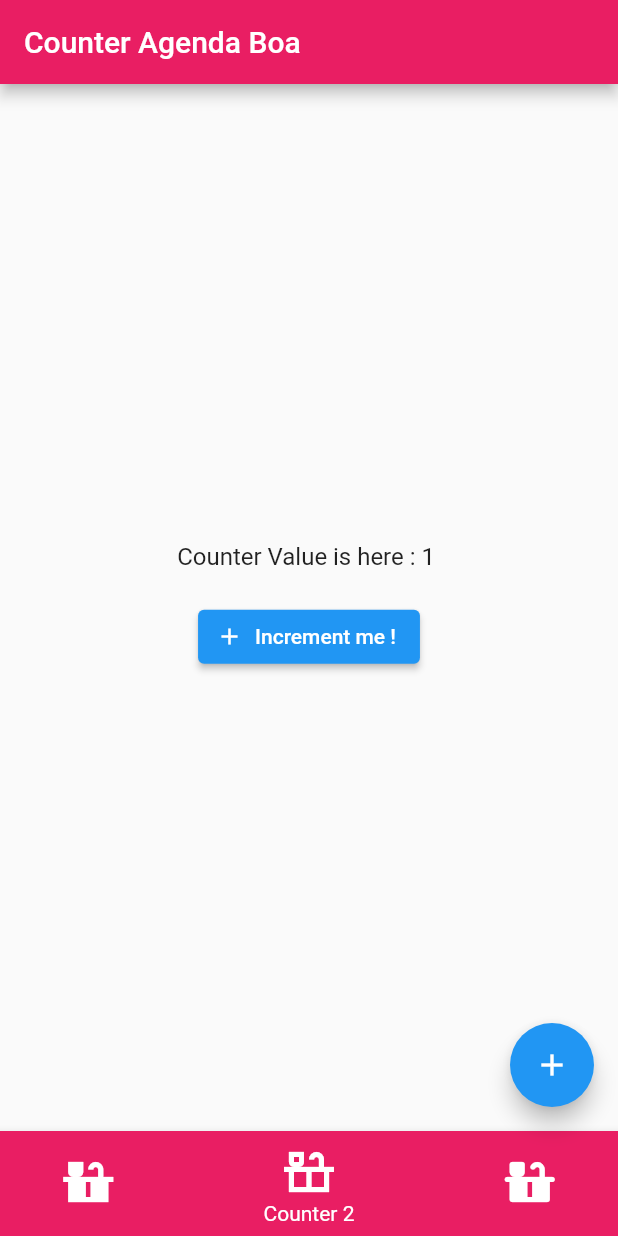
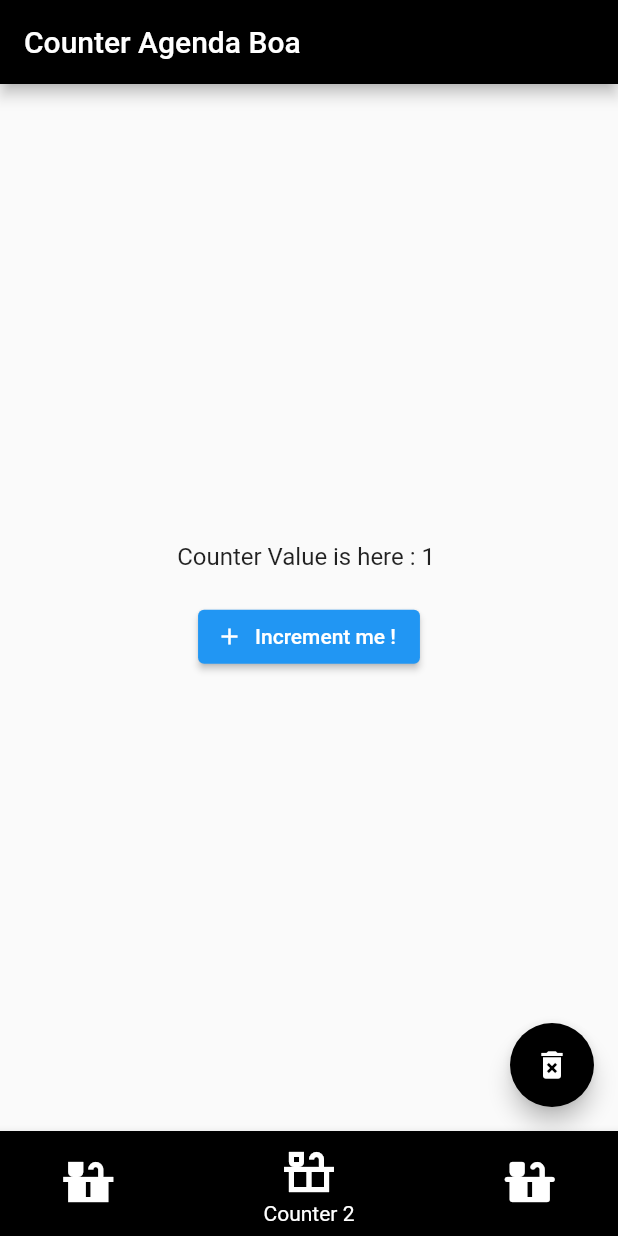
Before and after one commit to bthakur2021/CounterAgendaBoa, a Flutter app: the screen it shows after launch, item 2 of the bottom bar chosen, after a tap on "Increment me !", on a phone screen of 412 x 824 dp. Run offline on Flutter 3.47's test engine with Material 2 defaults, Android fonts, the phone set to English and light mode, and no system bars; our stand-ins replace cloud_firestore, firebase_core, flutter_hooks, hooks_riverpod; accounts and stored records are empty.

Commit message:
Commit in Added Screens.

```diff
--- a/lib/CounterOneScreen.dart
+++ /dev/null
@@ -1,38 +0,0 @@
-import 'package:cloud_firestore/cloud_firestore.dart';
-import 'package:counter_agenda_boa/FirebaseServices/firebase.dart';
-import 'package:counter_agenda_boa/Provider/counterProviderOne.dart';
-import 'package:counter_agenda_boa/main.dart';
-import 'package:flutter/material.dart';
-import 'package:flutter_hooks/flutter_hooks.dart';
-import 'package:hooks_riverpod/hooks_riverpod.dart';
-
-class CounterOneScreen extends HookWidget {
-
-  @override
-  Widget build(BuildContext context) {
-    final counterModel = useProvider(provider);
-    int counterValue = counterModel.count;
-    return Center(
-
-      child: Column(
-        mainAxisAlignment: MainAxisAlignment.center,
-        children: [
-          Text("Counter Value is here : $counterValue ",style: TextStyle(fontSize: 16),),
-          Text("Firebase Counter Value is here : ${FirebaseServices.updatedValue} ",style: TextStyle(fontSize: 16),),
-
-          const SizedBox(height: 20.0),
-          ElevatedButton.icon(
-            onPressed: () {
-              context.read(provider.notifier).increment();
-              FirebaseServices.updateCounter1(counterValue+1);
-              FirebaseServices.getData();
-              // Respond to button press
-            },
-            icon: const Icon(Icons.add, size: 18),
-            label: const Text("Increment me !"),
-          )
-        ],
-      ),
-    );
-  }
-}
--- /dev/null
+++ b/lib/counter_one_screen.dart
@@ -0,0 +1,107 @@
+import 'package:counter_agenda_boa/FirebaseServices/firebase.dart';
+import 'package:counter_agenda_boa/main.dart';
+import 'package:flutter/material.dart';
+import 'package:flutter_hooks/flutter_hooks.dart';
+import 'package:hooks_riverpod/hooks_riverpod.dart';
+
+class CounterOneScreen extends StatefulHookWidget {
+  const CounterOneScreen({Key? key}) : super(key: key);
+
+  @override
+  _CounterOneScreenState createState() => _CounterOneScreenState();
+}
+
+class _CounterOneScreenState extends State<CounterOneScreen> {
+
+  @override
+  void initState() {
+    // TODO: implement initState
+    super.initState();
+    FirebaseServices.getData();
+  }
+
+  @override
+  Widget build(BuildContext context) {
+    final counterModel = useProvider(provider);
+    int counterValue = counterModel.count;
+    return Center(
+      child: Padding(
+        padding: const EdgeInsets.all(20.0),
+        child: Column(
+          mainAxisAlignment: MainAxisAlignment.center,
+          children: [
+            Row(
+              mainAxisAlignment: MainAxisAlignment.spaceBetween,
+              children: [
+                Column(
+                  children: [
+                    Container(
+                      height: 100.0,
+                      width: 100.0,
+                      decoration: BoxDecoration(
+                        color: Colors.black,
+                        borderRadius: BorderRadius.circular(200.0),
+                      ),
+                      child: Center(
+                        child: Text(
+                          '$counterValue',
+                          style: const TextStyle(fontSize: 80,color: Colors.white),
+                        ),
+                      ),
+                    ),
+                    const SizedBox(
+                      height: 10.0,
+                    ),
+                    const Text(
+                      "Counter Value is here",
+                      style: TextStyle(fontSize: 16),
+                    ),
+                  ],
+                ),
+                Column(
+                  children: [
+                    Container(
+                      height: 100.0,
+                      width: 100.0,
+                      decoration: BoxDecoration(
+                        color: Colors.black,
+                        borderRadius: BorderRadius.circular(200.0),
+                      ),
+                      child: Center(
+                        child: Text(
+                          "${FirebaseServices.updatedValue}",
+                          style: const TextStyle(fontSize: 80,color: Colors.white),
+                        ),
+                      ),
+                    ),
+                    const SizedBox(
+                      height: 10.0,
+                    ),
+                    const Text(
+                      "Firebase Counter Value is here",
+                      style: TextStyle(fontSize: 16),
+                    ),
+                  ],
+                ),
+              ],
+            ),
+            //    Text("Counter Value is here : $counterValue ",style: const TextStyle(fontSize: 16),),
+            //  Text("Firebase Counter Value is here : ${FirebaseServices.updatedValue} ",style: const TextStyle(fontSize: 16),),
+
+            const SizedBox(height: 20.0),
+            ElevatedButton.icon(
+              onPressed: () {
+                context.read(provider.notifier).increment();
+                FirebaseServices.updateCounter1(counterValue + 1);
+                FirebaseServices.getData();
+                // Respond to button press
+              },
+              icon: const Icon(Icons.add, size: 18),
+              label: const Text("Increment me !"),
+            )
+          ],
+        ),
+      ),
+    );
+  }
+}
--- a/lib/CounterTwoScreen.dart
+++ b/lib/counter_three_screen.dart
@@ -4,27 +4,38 @@ import 'package:flutter/material.dart';
 import 'package:flutter_hooks/flutter_hooks.dart';
 import 'package:hooks_riverpod/hooks_riverpod.dart';
 
-class CounterTwoScreen extends HookWidget {
-  @protected
-  @mustCallSuper
+class CounterThreeScreen extends StatefulHookWidget
+{
+  const CounterThreeScreen({Key? key}) : super(key: key);
+
+
+  @override
+  _CounterThreeScreenState createState() => _CounterThreeScreenState();
+}
+
+class _CounterThreeScreenState extends State<CounterThreeScreen> {
+  @override
   void initState() {
-
+    // TODO: implement initState
+    super.initState();
+    FirebaseServices.getData();
   }
   @override
   Widget build(BuildContext context) {
-    final counterModel = useProvider(provider2);
+    final counterModel = useProvider(provider3);
     int counterValue = counterModel.count;
     return Center(
 
       child: Column(
         mainAxisAlignment: MainAxisAlignment.center,
         children: [
-          Text("Counter Value is here : $counterValue ",style: TextStyle(fontSize: 16),),
+          Text("Counter Value is here : $counterValue ",
+            style: const TextStyle(fontSize: 16),),
           const SizedBox(height: 20.0),
           ElevatedButton.icon(
             onPressed: () {
-              context.read(provider2.notifier).increment();
-              FirebaseServices.updateCounter2(counterValue+1);
+              context.read(provider3.notifier).increment();
+              FirebaseServices.updateCounter3(counterValue+1);
               // Respond to button press
             },
             icon: const Icon(Icons.add, size: 18),
--- a/lib/CounterthreeScreen.dart
+++ b/lib/counter_two_screen.dart
@@ -4,16 +4,26 @@ import 'package:flutter/material.dart';
 import 'package:flutter_hooks/flutter_hooks.dart';
 import 'package:hooks_riverpod/hooks_riverpod.dart';
 
-class CounterthreeScreen extends HookWidget {
-  @protected
-  @mustCallSuper
+class CounterTwoScreen extends StatefulHookWidget
+  {
+  const CounterTwoScreen({Key? key}) : super(key: key);
+
+
+  @override
+  _CounterTwoScreenState createState() => _CounterTwoScreenState();
+}
+
+class _CounterTwoScreenState extends State<CounterTwoScreen> {
+  @override
   void initState() {
-
+    // TODO: implement initState
+    super.initState();
+    FirebaseServices.getData();
   }
 
   @override
   Widget build(BuildContext context) {
-    final counterModel = useProvider(provider3);
+    final counterModel = useProvider(provider2);
     int counterValue = counterModel.count;
     return Center(
 
@@ -21,12 +31,12 @@ class CounterthreeScreen extends HookWidget {
         mainAxisAlignment: MainAxisAlignment.center,
         children: [
           Text("Counter Value is here : $counterValue ",
-            style: TextStyle(fontSize: 16),),
+            style: const TextStyle(fontSize: 16),),
           const SizedBox(height: 20.0),
           ElevatedButton.icon(
             onPressed: () {
-              context.read(provider3.notifier).increment();
-              FirebaseServices.updateCounter3(counterValue+1);
+              context.read(provider2.notifier).increment();
+              FirebaseServices.updateCounter2(counterValue + 1);
               // Respond to button press
             },
             icon: const Icon(Icons.add, size: 18),
--- a/lib/main.dart
+++ b/lib/main.dart
@@ -1,5 +1,5 @@
-import 'package:counter_agenda_boa/CounterTwoScreen.dart';
-import 'package:counter_agenda_boa/CounterthreeScreen.dart';
+import 'package:counter_agenda_boa/counter_two_screen.dart';
+import 'package:counter_agenda_boa/counter_three_screen.dart';
 import 'package:counter_agenda_boa/FirebaseServices/firebase.dart';
 import 'package:counter_agenda_boa/Model/CounterModel.dart';
 import 'package:counter_agenda_boa/Provider/counterProviderOne.dart';
@@ -8,7 +8,7 @@ import 'package:firebase_core/firebase_core.dart';
 import 'package:flutter/material.dart';
 import 'package:hooks_riverpod/hooks_riverpod.dart';
 
-import 'CounterOneScreen.dart';
+import 'counter_one_screen.dart';
 import 'Provider/counterProviderTwo.dart';
 
 void main() async{
@@ -34,16 +34,15 @@ class MyApp extends StatelessWidget {
 
   @override
   Widget build(BuildContext context) {
-    return MaterialApp(
+    return const MaterialApp(
       debugShowCheckedModeBanner: false,
-
       home: MyNavigationBar(),
     );
   }
 }
 
 class MyNavigationBar extends StatefulWidget {
-  MyNavigationBar ({Key? key}) : super(key: key);
+  const MyNavigationBar ({Key? key}) : super(key: key);
 
   @override
   _MyNavigationBarState createState() => _MyNavigationBarState();
@@ -55,9 +54,9 @@ class _MyNavigationBarState extends State<MyNavigationBar > {
   int selectedPage = 0;
 
   final _pageOptions = [
-    CounterOneScreen(),
-    CounterTwoScreen(),
-    CounterthreeScreen()
+    const CounterOneScreen(),
+    const CounterTwoScreen(),
+    const CounterThreeScreen()
   ];
   void _onItemTapped(int index) {
     setState(() {
@@ -76,10 +75,11 @@ void initState() {
     return Scaffold(
       appBar: AppBar(
           title: const Text('Counter Agenda Boa'),
-          backgroundColor: Colors.pink
+          backgroundColor: Colors.black
       ),
       body: _pageOptions[_selectedIndex],
       floatingActionButton: FloatingActionButton(
+        backgroundColor: Colors.black,
         onPressed: (){
         FirebaseServices.refreshAllCounter(0);
         context.read(provider.notifier).refresh();
@@ -88,14 +88,14 @@ void initState() {
 
         },
         tooltip: 'Increment',
-        child: const Icon(Icons.add),
+        child: const Icon(Icons.delete_forever),
       ),
       bottomNavigationBar: BottomNavigationBar(
           items: const <BottomNavigationBarItem>[
             BottomNavigationBarItem(
                 icon: Icon(Icons.countertops),
                 title: Text('Counter 1'),
-                backgroundColor: Colors.pink
+                backgroundColor: Colors.black
             ),
             BottomNavigationBarItem(
                 icon: Icon(Icons.countertops_outlined),
```
